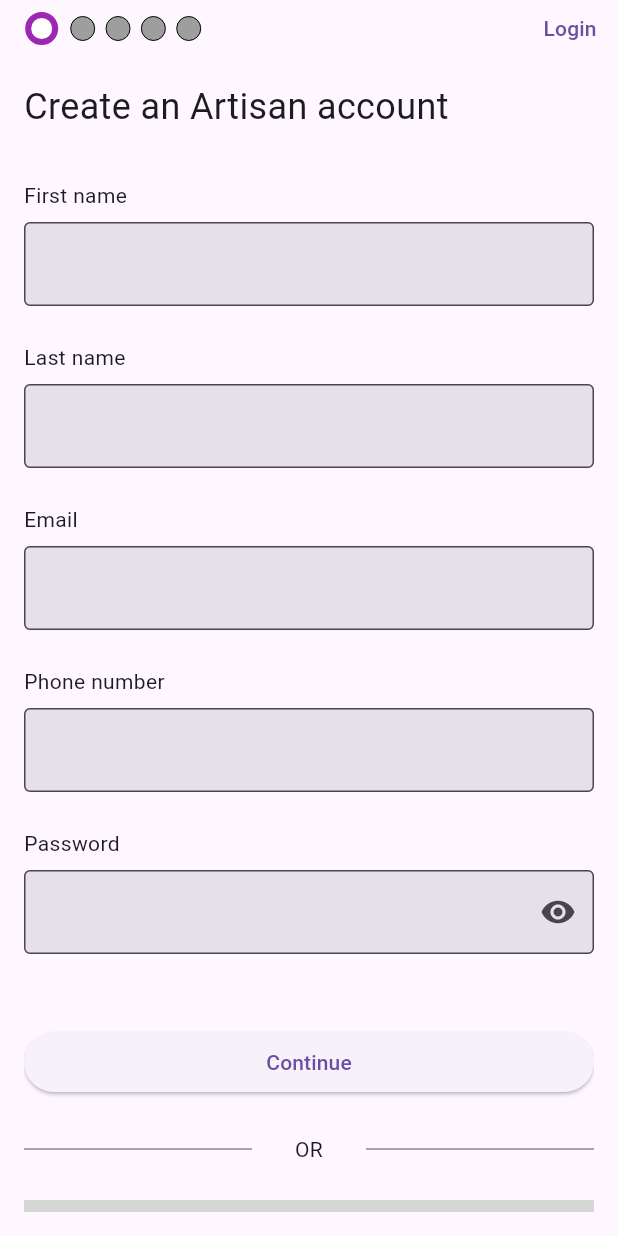
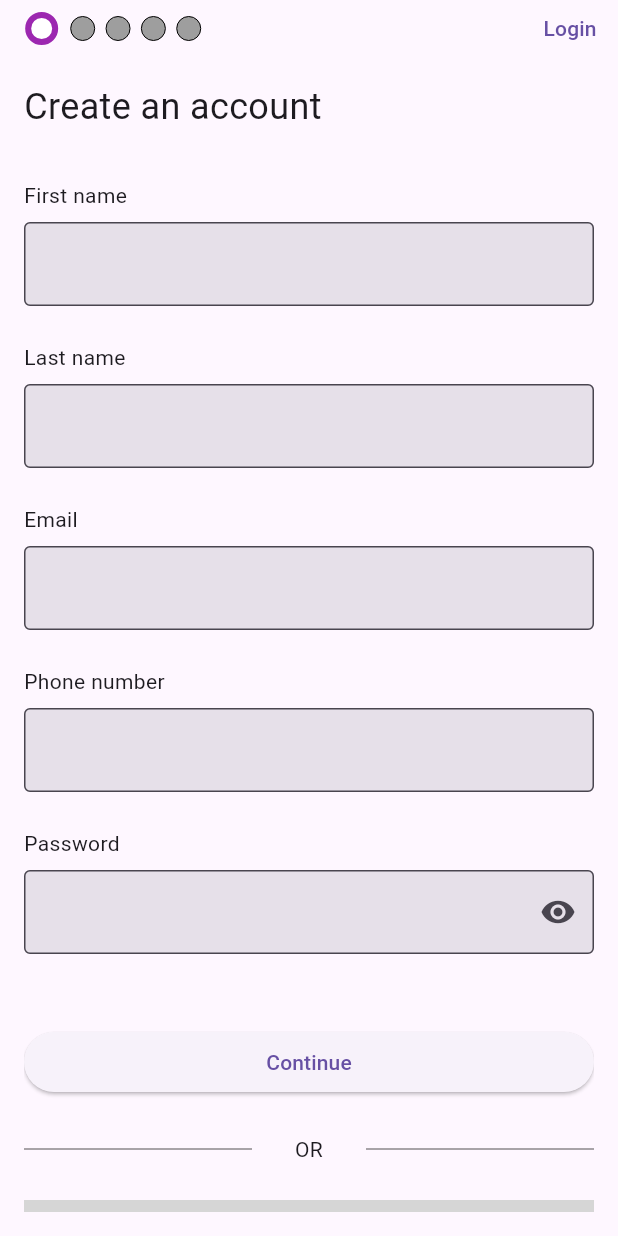
Before and after one commit to mitchellnwakusor/on_demand, a Flutter app: the RegisterScreen screen opened by its route, on a phone screen of 412 x 824 dp. Run offline on Flutter 3.47's test engine with Material 3 defaults, Android fonts, the phone set to English and light mode, and no system bars; our stand-ins replace awesome_dialog, cloud_firestore, connectivity_plus, file_picker, firebase_auth, firebase_core and 5 more; missing offline and left inert: firebase_ui_auth, firebase_ui_oauth_facebook, firebase_ui_oauth_google; accounts and stored records are empty; grey boxes are pictures that could not be loaded.

```diff
--- a/lib/UI/Screens/register_screen.dart
+++ b/lib/UI/Screens/register_screen.dart
@@ -102,7 +102,7 @@ class _RegisterScreenState extends State<RegisterScreen> {
                 padding: kMobileBodyPadding,
                 alignment: Alignment.topLeft,
                 child: const Text(
-                  'Create an Artisan account',
+                  'Create an account',
                   textAlign: TextAlign.start,
                   style: TextStyle(fontSize: 24,),
                 ))),
```
